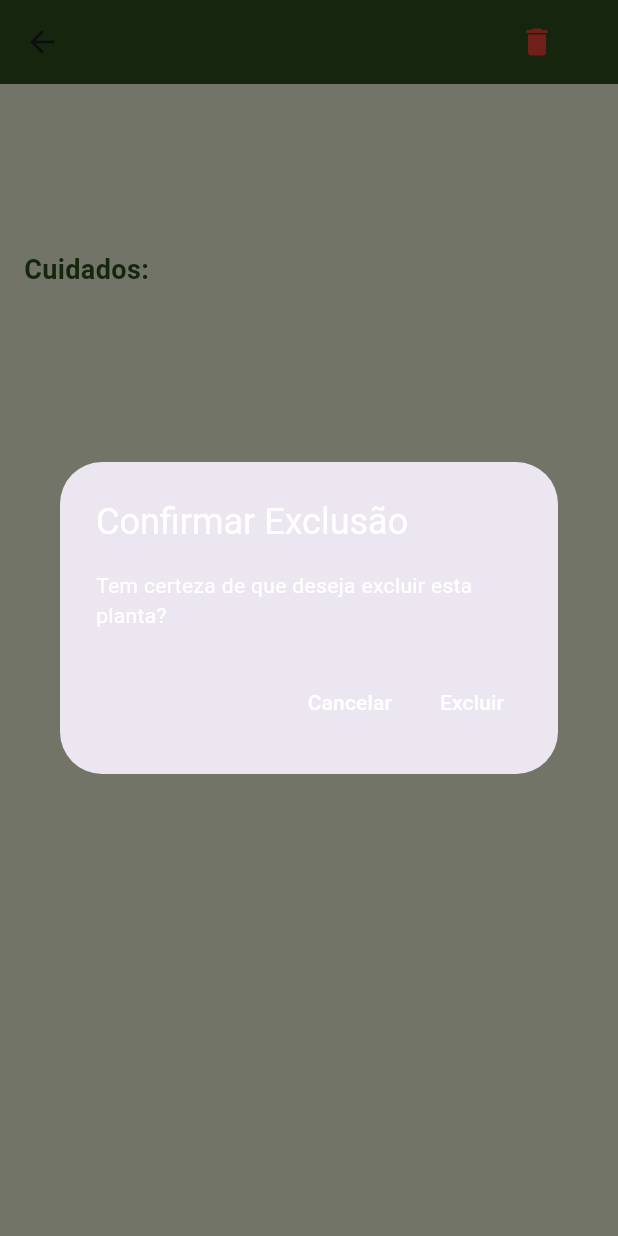
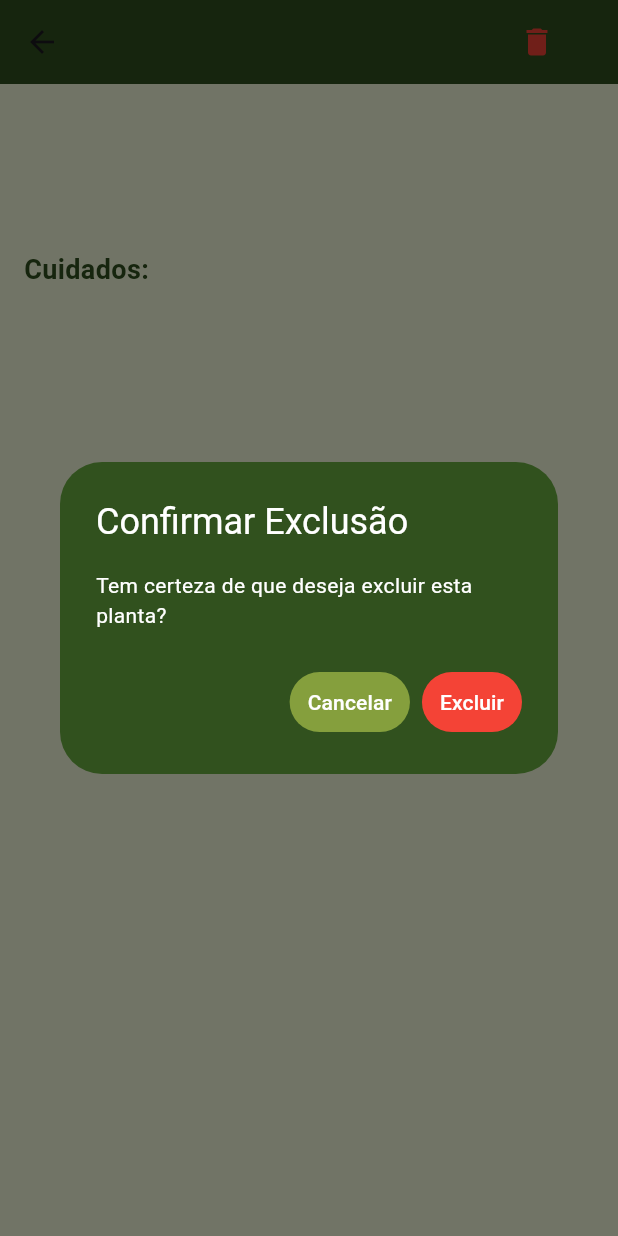
Before and after one commit to deLaraaaa/plants_mobile, a Flutter app: the PlantDetailScreen screen opened directly with empty values, after a tap on the "delete" icon, on a phone screen of 412 x 824 dp. Run offline on Flutter 3.47's test engine with Material 3 defaults, Android fonts, the phone set to English and light mode, and no system bars; our stand-ins replace cloud_firestore, firebase_core, fluttertoast; accounts and stored records are empty.

Commit message:
chore: update confirm exclusion colors

```diff
--- a/lib/views/plant_detail_screen.dart
+++ b/lib/views/plant_detail_screen.dart
@@ -43,21 +43,28 @@ class PlantDetailScreen extends StatelessWidget {
       context: context,
       builder: (BuildContext context) {
         return AlertDialog(
+          backgroundColor: const Color(0xFF31511E), // Fundo verde escuro
           title: const Text('Confirmar Exclusão',
-              style: TextStyle(color: Colors.white)),
+              style: TextStyle(color: Colors.white)), // Título do diálogo
           content: const Text('Tem certeza de que deseja excluir esta planta?',
-              style: TextStyle(color: Colors.white)),
+              style: TextStyle(color: Colors.white)), // Conteúdo do diálogo
           actions: <Widget>[
             TextButton(
-              child:
-                  const Text('Cancelar', style: TextStyle(color: Colors.white)),
+              style: TextButton.styleFrom(
+                backgroundColor: const Color(0xFF859F3D), // Fundo verde claro
+              ),
+              child: const Text('Cancelar',
+                  style: TextStyle(color: Colors.white)), // Texto branco
               onPressed: () {
                 Navigator.of(context).pop(); // Fecha o diálogo
               },
             ),
             TextButton(
-              child:
-                  const Text('Excluir', style: TextStyle(color: Colors.white)),
+              style: TextButton.styleFrom(
+                backgroundColor: Colors.red, // Fundo vermelho
+              ),
+              child: const Text('Excluir',
+                  style: TextStyle(color: Colors.white)), // Texto branco
               onPressed: () {
                 Navigator.of(context).pop(); // Fecha o diálogo
                 _deletePlant(context); // Chama a função para excluir a planta
```
